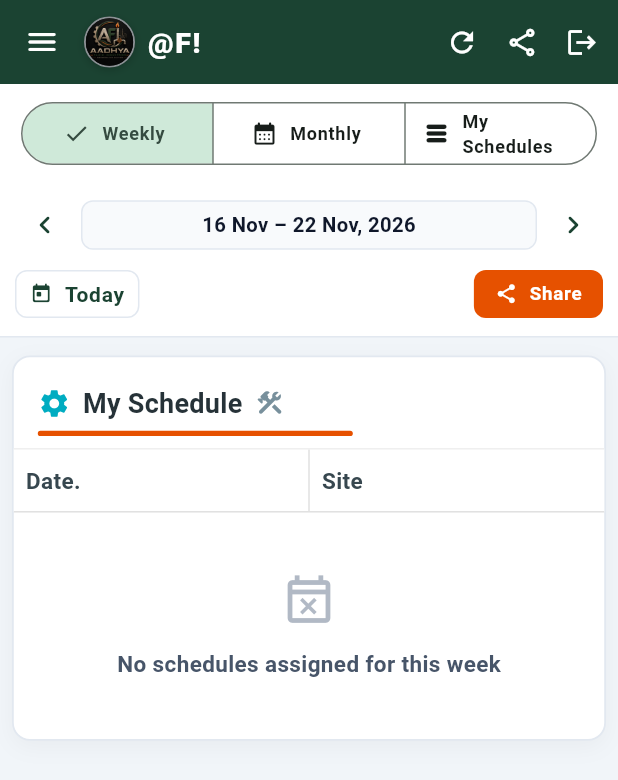
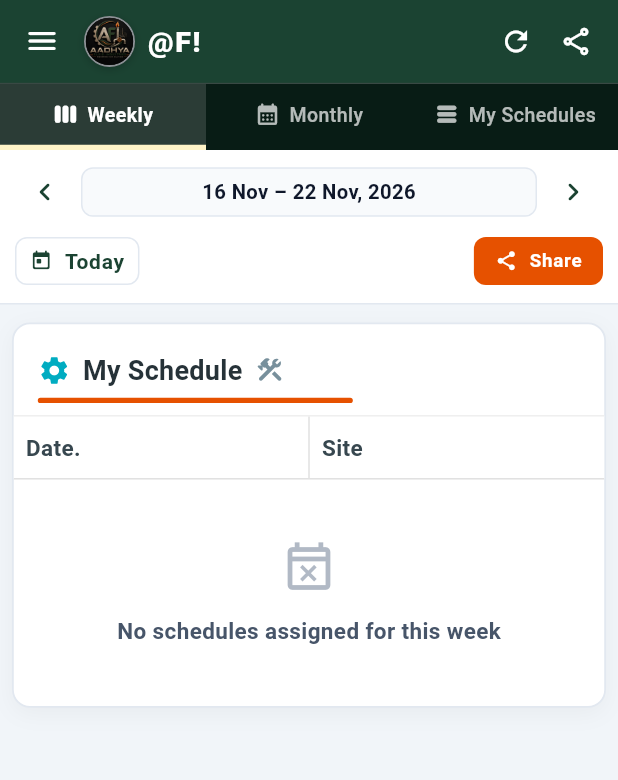
Before and after one commit to amarnathgururaghavan/afi, a Flutter app: the screen it shows once a user with an empty profile is signed in, on a phone screen of 412 x 824 dp. Shown: the top 780 px of the screen. Run offline on Flutter 3.47's test engine with Material 3 defaults, Android fonts, the phone set to English and light mode, and no system bars; drawn by our look-alikes of screenshot; our stand-ins replace share_plus, supabase_flutter, table_calendar; missing offline and left inert: dart:html; accounts and stored records are empty.

Commit message:
Show 3 schedule top tabs in header, remove sign out from header to menu bar only, and rename cash checking tab

```diff
--- a/engineer_schedule_app/lib/screens/dashboard/dashboard_screen.dart
+++ b/engineer_schedule_app/lib/screens/dashboard/dashboard_screen.dart
@@ -276,16 +276,51 @@ class _DashboardScreenState extends State<DashboardScreen> {
                   onPressed:
                       (schedule.isLoading || _isSharing) ? null : _captureAndShare,
                 ),
-              IconButton(
-                visualDensity: VisualDensity.compact,
-                constraints: const BoxConstraints(minWidth: 36, minHeight: 36),
-                padding: const EdgeInsets.all(6),
-                icon: const Icon(Icons.logout, size: 22),
-                tooltip: 'Sign Out',
-                onPressed: _handleLogout,
-              ),
-              const SizedBox(width: 4),
+              const SizedBox(width: 8),
             ],
+            // In Schedule: 3 Top Tabs (Weekly, Monthly, All / My Schedules)
+            bottom: _mainMenu == MainMenu.schedule
+                ? PreferredSize(
+                    preferredSize: const Size.fromHeight(44),
+                    child: Container(
+                      decoration: const BoxDecoration(
+                        color: AppColors.primaryDark,
+                        border: Border(
+                          top: BorderSide(
+                            color: Color(0x33FFFFFF),
+                            width: 0.8,
+                          ),
+                        ),
+                      ),
+                      child: Row(
+                        children: [
+                          _buildScheduleTopTab(
+                            icon: Icons.view_week_rounded,
+                            label: 'Weekly',
+                            isSelected: _scheduleSubTab == ScheduleSubTab.weekly,
+                            onTap: () => setState(
+                                () => _scheduleSubTab = ScheduleSubTab.weekly),
+                          ),
+                          _buildScheduleTopTab(
+                            icon: Icons.calendar_month_rounded,
+                            label: 'Monthly',
+                            isSelected:
+                                _scheduleSubTab == ScheduleSubTab.monthly,
+                            onTap: () => setState(
+                                () => _scheduleSubTab = ScheduleSubTab.monthly),
+                          ),
+                          _buildScheduleTopTab(
+                            icon: Icons.table_rows_rounded,
+                            label: auth.isAdmin ? 'All Schedules' : 'My Schedules',
+                            isSelected: _scheduleSubTab == ScheduleSubTab.all,
+                            onTap: () => setState(
+                                () => _scheduleSubTab = ScheduleSubTab.all),
+                          ),
+                        ],
+                      ),
+                    ),
+                  )
+                : null,
           ),
           drawer: _buildDrawer(context, auth),
           body: _buildBodyContent(auth, schedule),
@@ -316,6 +351,56 @@ class _DashboardScreenState extends State<DashboardScreen> {
     );
   }
 
+  Widget _buildScheduleTopTab({
+    required IconData icon,
+    required String label,
+    required bool isSelected,
+    required VoidCallback onTap,
+  }) {
+    return Expanded(
+      child: Material(
+        color: Colors.transparent,
+        child: InkWell(
+          onTap: onTap,
+          child: Container(
+            height: 44,
+            decoration: BoxDecoration(
+              border: Border(
+                bottom: BorderSide(
+                  color: isSelected ? AppColors.accentLight : Colors.transparent,
+                  width: 3.5,
+                ),
+              ),
+              color: isSelected
+                  ? Colors.white.withValues(alpha: 0.14)
+                  : Colors.transparent,
+            ),
+            child: Row(
+              mainAxisAlignment: MainAxisAlignment.center,
+              children: [
+                Icon(
+                  icon,
+                  size: 17,
+                  color: isSelected ? Colors.white : Colors.white70,
+                ),
+                const SizedBox(width: 6),
+                Text(
+                  label,
+                  style: TextStyle(
+                    fontSize: 13,
+                    fontWeight: isSelected ? FontWeight.w700 : FontWeight.w500,
+                    color: isSelected ? Colors.white : Colors.white70,
+                    letterSpacing: 0.3,
+                  ),
+                ),
+              ],
+            ),
+          ),
+        ),
+      ),
+    );
+  }
+
   String _getViewTitle(bool isAdmin) {
     switch (_mainMenu) {
       case MainMenu.schedule:
@@ -330,7 +415,7 @@ class _DashboardScreenState extends State<DashboardScreen> {
                 : 'Schedule • My Schedules';
         }
       case MainMenu.myZonal:
-        return 'My Zonal • Complaints & Cash';
+        return 'My Zonal • Complaints & Cash Checking';
       case MainMenu.admin:
         return 'Admin Menu • User Management';
     }
@@ -338,52 +423,15 @@ class _DashboardScreenState extends State<DashboardScreen> {
 
   /// Builds the main body content based on the selected Menu.
   Widget _buildBodyContent(AuthProvider auth, ScheduleProvider schedule) {
+    // Role protection
+    if (!auth.isAdmin && _mainMenu != MainMenu.schedule) {
+      _mainMenu = MainMenu.schedule;
+    }
+
     switch (_mainMenu) {
       case MainMenu.schedule:
         return Column(
           children: [
-            // Sub-tabs for Schedule: Weekly, Monthly, All
-            Container(
-              color: AppColors.surface,
-              padding: const EdgeInsets.symmetric(horizontal: 14, vertical: 8),
-              child: Row(
-                children: [
-                  Expanded(
-                    child: SegmentedButton<ScheduleSubTab>(
-                      segments: [
-                        const ButtonSegment(
-                          value: ScheduleSubTab.weekly,
-                          label: Text('Weekly',
-                              style: TextStyle(
-                                  fontSize: 12, fontWeight: FontWeight.w700)),
-                          icon: Icon(Icons.view_week_rounded, size: 18),
-                        ),
-                        const ButtonSegment(
-                          value: ScheduleSubTab.monthly,
-                          label: Text('Monthly',
-                              style: TextStyle(
-                                  fontSize: 12, fontWeight: FontWeight.w700)),
-                          icon: Icon(Icons.calendar_month_rounded, size: 18),
-                        ),
-                        ButtonSegment(
-                          value: ScheduleSubTab.all,
-                          label: Text(
-                              auth.isAdmin ? 'All Schedules' : 'My Schedules',
-                              style: const TextStyle(
-                                  fontSize: 12, fontWeight: FontWeight.w700)),
-                          icon: const Icon(Icons.table_rows_rounded, size: 18),
-                        ),
-                      ],
-                      selected: {_scheduleSubTab},
-                      onSelectionChanged: (set) {
-                        setState(() => _scheduleSubTab = set.first);
-                      },
-                    ),
-                  ),
-                ],
-              ),
-            ),
-
             // Admin Filter Bar on Monthly View
             if (auth.isAdmin && _scheduleSubTab == ScheduleSubTab.monthly)
               const FilterBar(),
--- a/engineer_schedule_app/lib/widgets/my_zonal_view.dart
+++ b/engineer_schedule_app/lib/widgets/my_zonal_view.dart
@@ -63,7 +63,7 @@ class _MyZonalViewState extends State<MyZonalView>
                   ),
                   Tab(
                     icon: Icon(Icons.point_of_sale_rounded, size: 20),
-                    text: 'Cash Checking (4-Nozzle)',
+                    text: 'Cash Checking',
                   ),
                 ],
               ),
```
